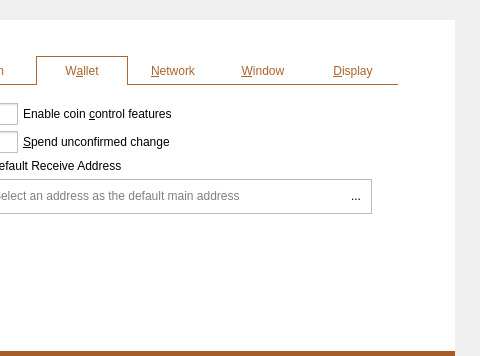
Above: src/qt/forms/optionsdialog.ui from MassGrid/MassGrid before the change; both pictures show x 119 to 599 and y 0 to 356 of the 599 by 491 pixel window. Below: the same form after it.
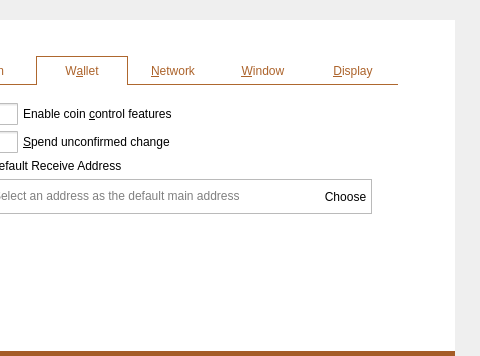
That is the form after the change. Icons and pictures are not drawn. Custom widgets are drawn as their Qt base class.

```diff
--- a/src/qt/forms/optionsdialog.ui
+++ b/src/qt/forms/optionsdialog.ui
@@ -688,17 +688,24 @@
                        </item>
                        <item>
                         <widget class="QToolButton" name="openAddressBookButton">
-                         <property name="minimumSize">
-                          <size>
-                           <width>30</width>
-                           <height>30</height>
-                          </size>
+                         <property name="toolTip">
+                          <string>Choose previously used address</string>
                          </property>
                          <property name="styleSheet">
                           <string notr="true">border:hidden;</string>
                          </property>
                          <property name="text">
-                          <string>...</string>
+                          <string>Choose</string>
+                         </property>
+                         <property name="icon">
+                          <iconset resource="../massgrid.qrc">
+                           <normaloff>:/icons/address-book</normaloff>:/icons/address-book</iconset>
+                         </property>
+                         <property name="shortcut">
+                          <string>Alt+A</string>
+                         </property>
+                         <property name="toolButtonStyle">
+                          <enum>Qt::ToolButtonTextBesideIcon</enum>
                          </property>
                         </widget>
                        </item>
```
Left out of the diff: 4 changed lines with no effect on the pictures.
